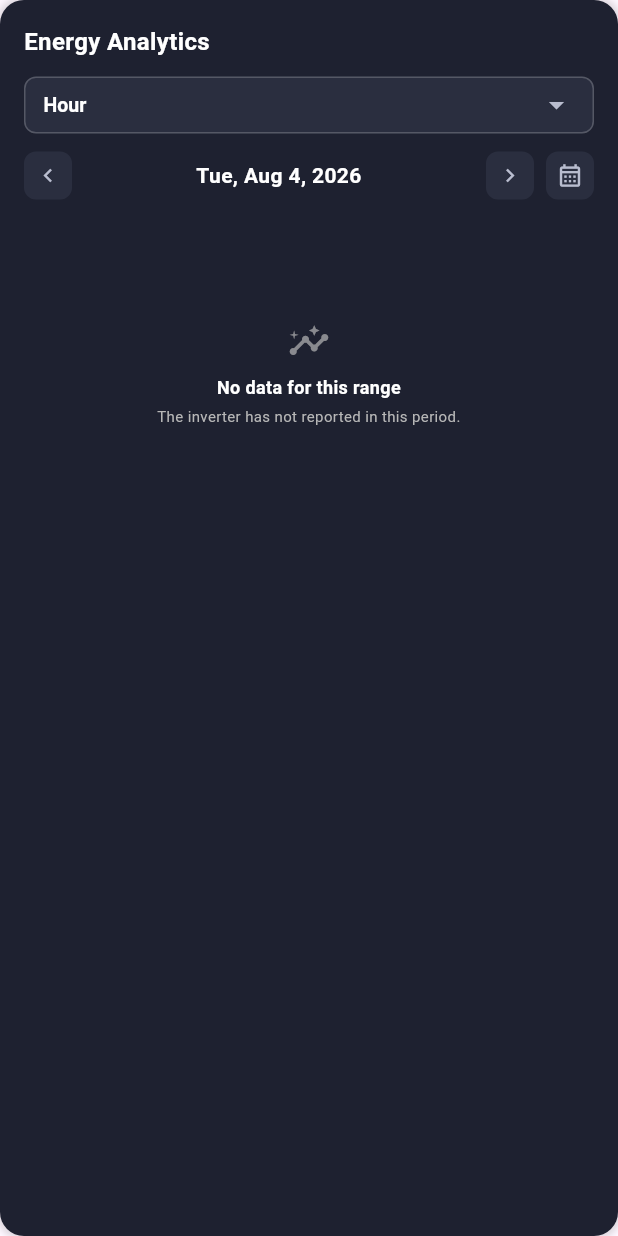
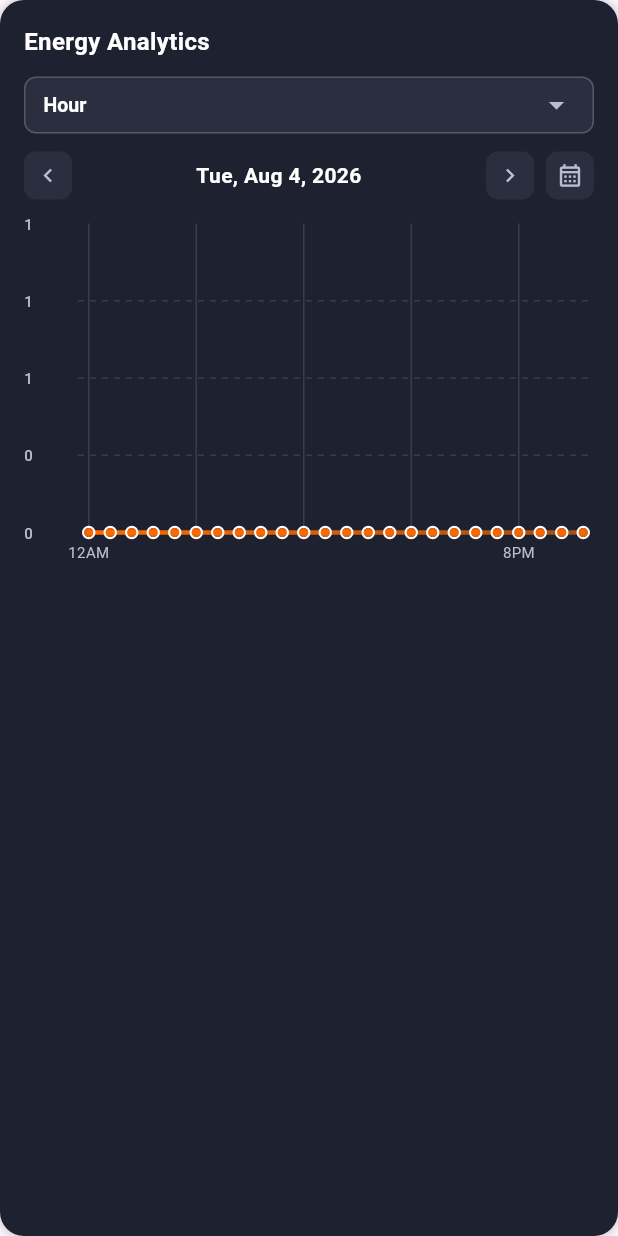
Before and after one commit to MUzair030/solaris-inverter, a Flutter app: the EnergyAnalyticsSection widget shown alone on an empty page, opened directly, on a phone screen of 412 x 824 dp. Run offline on Flutter 3.47's test engine with Material 3 defaults, Android fonts, the phone set to English and light mode, and no system bars; drawn by our look-alikes of fl_chart; our stand-ins replace connectivity_plus, dio, flutter_html, flutter_local_notifications, fluttertoast and 5 more; missing offline and left inert: android_intent_plus, dart:ffi, disable_battery_optimization, flutter_background_service, mobile_scanner, network_info_plus and 2 more; accounts and stored records are empty.

Commit message:
fix(charts): restore full-period padding so line chart always renders a continuous series

```diff
--- a/lib/presentation/widgets/EnergyAnalyticsSection.dart
+++ b/lib/presentation/widgets/EnergyAnalyticsSection.dart
@@ -279,34 +279,69 @@ class _EnergyAnalyticsSectionState extends State<EnergyAnalyticsSection> {
   }
 
   List<FlSpot> _buildSpots(List<InverterStatsModel> stats) {
-    // Plot only the buckets the backend actually returned, in chronological
-    // order, with no zero-padding for missing intervals. Each bucket maps to a
-    // sequential x position and is labelled by its bucket key.
-    return [
-      for (var i = 0; i < stats.length; i++)
-        FlSpot(i.toDouble(), stats[i].energyConsumed),
-    ];
+    // Always render the full period as a continuous line. Buckets the backend
+    // did not report for that period are plotted as 0 so the chart stays a
+    // proper line (day = 24 hours, month = every day, year = 12 months).
+    switch (_tab) {
+      case AnalyticsTab.hour:
+        final hours = <int, double>{};
+        for (final item in stats) {
+          final hour = int.tryParse(
+              item.bucket.length > 13 ? item.bucket.substring(11, 13) : '');
+          if (hour != null) hours[hour] = item.energyConsumed;
+        }
+        return [
+          for (var h = 0; h < 24; h++)
+            FlSpot(h.toDouble(), hours[h] ?? 0),
+        ];
+      case AnalyticsTab.day:
+        final days = <int, double>{};
+        for (final item in stats) {
+          final day = int.tryParse(
+              item.bucket.length >= 10 ? item.bucket.substring(8, 10) : '');
+          if (day != null) days[day] = item.energyConsumed;
+        }
+        final total = _daysInMonth(_selectedMonth.year, _selectedMonth.month);
+        return [
+          for (var d = 1; d <= total; d++)
+            FlSpot((d - 1).toDouble(), days[d] ?? 0),
+        ];
+      case AnalyticsTab.week:
+        return [
+          for (var i = 0; i < stats.length; i++)
+            FlSpot(i.toDouble(), stats[i].energyConsumed),
+        ];
+      case AnalyticsTab.month:
+        final months = <int, double>{};
+        for (final item in stats) {
+          final month = int.tryParse(
+              item.bucket.length >= 7 ? item.bucket.substring(5, 7) : '');
+          if (month != null) months[month] = item.energyConsumed;
+        }
+        return [
+          for (var m = 1; m <= 12; m++)
+            FlSpot((m - 1).toDouble(), months[m] ?? 0),
+        ];
+      case AnalyticsTab.year:
+        return [
+          for (var i = 0; i < stats.length; i++)
+            FlSpot(i.toDouble(), stats[i].energyConsumed),
+        ];
+    }
   }
 
-  static const List<String> _monthNames = [
-    'Jan', 'Feb', 'Mar', 'Apr', 'May', 'Jun',
-    'Jul', 'Aug', 'Sep', 'Oct', 'Nov', 'Dec',
+  static const List<String> _hourLabels = [
+    '12AM', '', '', '', '4AM', '', '', '', '8AM', '', '', '',
+    '12PM', '', '', '', '4PM', '', '', '', '8PM', '', '', '',
   ];
 
   List<String> _buildLabels(List<InverterStatsModel> stats) {
     switch (_tab) {
       case AnalyticsTab.hour:
-        // bucket: "2026-08-03T05:00" -> "05:00"
-        return [
-          for (final item in stats)
-            item.bucket.length > 15 ? item.bucket.substring(11, 16) : item.bucket,
-        ];
+        return _hourLabels;
       case AnalyticsTab.day:
-        // bucket: "2026-08-15" -> "15"
-        return [
-          for (final item in stats)
-            item.bucket.length >= 10 ? item.bucket.substring(8, 10) : item.bucket,
-        ];
+        final total = _daysInMonth(_selectedMonth.year, _selectedMonth.month);
+        return [for (var d = 1; d <= total; d++) '$d'];
       case AnalyticsTab.week:
         // bucket: "2026-08-03" -> "08/03"
         return [
@@ -316,10 +351,8 @@ class _EnergyAnalyticsSectionState extends State<EnergyAnalyticsSection> {
                 : item.bucket,
         ];
       case AnalyticsTab.month:
-        // bucket: "2026-08" -> "Aug"
-        return [
-          for (final item in stats)
-            _monthFromBucket(item.bucket),
+        return const [
+          'Jan', '', '', 'Apr', '', '', 'Jul', '', '', 'Oct', '', '',
         ];
       case AnalyticsTab.year:
         // bucket: "2026" -> "2026"
@@ -328,13 +361,6 @@ class _EnergyAnalyticsSectionState extends State<EnergyAnalyticsSection> {
             item.bucket.length >= 4 ? item.bucket.substring(0, 4) : item.bucket,
         ];
     }
-  }
-
-  String _monthFromBucket(String bucket) {
-    if (bucket.length < 7) return bucket;
-    final month = int.tryParse(bucket.substring(5, 7));
-    if (month == null || month < 1 || month > 12) return bucket;
-    return _monthNames[month - 1];
   }
 
   Widget _periodDropdown() {
```
